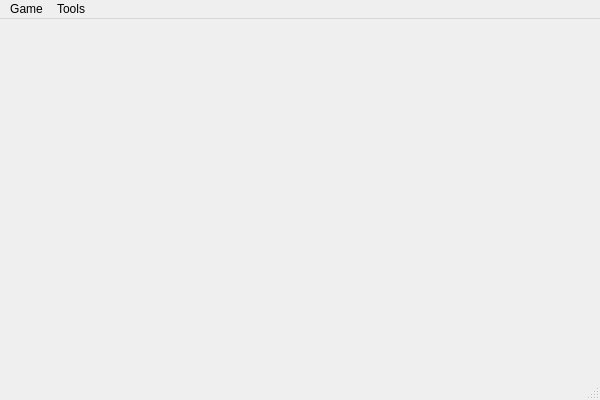
First picture: the form in src/mainwindow.ui, repository Mogara/QSanguosha, before the edit.
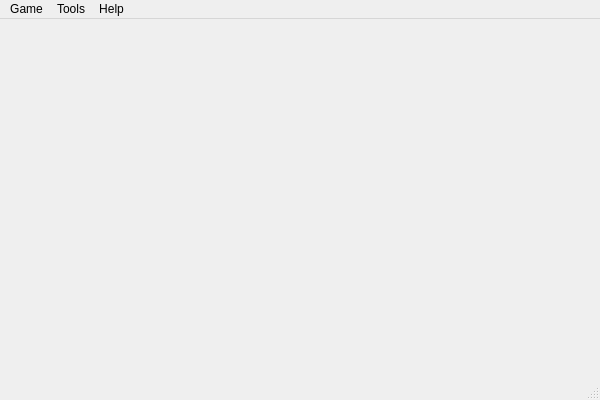
Second picture: the form after the edit.

Commit message: modified menus of start scene

The edit to the form file:
```diff
--- a/src/mainwindow.ui
+++ b/src/mainwindow.ui
@@ -34,9 +34,19 @@
      <string>Tools</string>
     </property>
     <addaction name="actionConfigure"/>
+    <addaction name="actionStart_Server"/>
+    <addaction name="actionGeneral_Preview"/>
+   </widget>
+   <widget class="QMenu" name="menuHelp">
+    <property name="title">
+     <string>Help</string>
+    </property>
+    <addaction name="actionAbout"/>
+    <addaction name="actionAcknowledgement"/>
    </widget>
    <addaction name="menuGame"/>
    <addaction name="menuOptions"/>
+   <addaction name="menuHelp"/>
   </widget>
   <widget class="QStatusBar" name="statusBar"/>
   <action name="actionExit">
```
Left out of the diff: 26 changed lines with no effect on the pictures. The commit also changes 6 other files.
